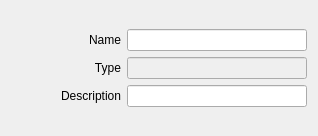
First picture: the form in opentoolcontroller/views/NodeEditor.ui, repository OpenToolController/opentoolcontroller, before the edit.
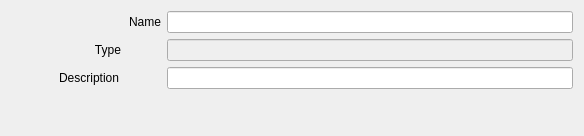
Second picture: the form after the edit.

```diff
--- a/opentoolcontroller/views/NodeEditor.ui
+++ b/opentoolcontroller/views/NodeEditor.ui
@@ -6,23 +6,33 @@
    <rect>
     <x>0</x>
     <y>0</y>
-    <width>318</width>
+    <width>584</width>
     <height>136</height>
    </rect>
   </property>
+  <property name="sizePolicy">
+   <sizepolicy hsizetype="Preferred" vsizetype="Preferred">
+    <horstretch>0</horstretch>
+    <verstretch>0</verstretch>
+   </sizepolicy>
+  </property>
   <property name="windowTitle">
    <string>Form</string>
   </property>
-  <layout class="QVBoxLayout" name="verticalLayout_3">
+  <layout class="QVBoxLayout" name="verticalLayout_3" stretch="0">
    <item>
-    <layout class="QHBoxLayout" name="horizontalLayout">
-     <item>
-      <layout class="QVBoxLayout" name="verticalLayout">
-       <item>
+    <layout class="QFormLayout" name="formLayout">
+     <property name="fieldGrowthPolicy">
+      <enum>QFormLayout::ExpandingFieldsGrow</enum>
+     </property>
+     <property name="formAlignment">
+      <set>Qt::AlignLeading|Qt::AlignLeft|Qt::AlignTop</set>
+     </property>
+     <item row="0" column="0">
         <widget class="QLabel" name="label">
          <property name="minimumSize">
           <size>
-           <width>110</width>
+         <width>150</width>
            <height>0</height>
           </size>
          </property>
@@ -34,7 +44,23 @@
          </property>
         </widget>
        </item>
-       <item>
+     <item row="0" column="1">
+      <widget class="QLineEdit" name="ui_name">
+       <property name="sizePolicy">
+        <sizepolicy hsizetype="Expanding" vsizetype="Fixed">
+         <horstretch>0</horstretch>
+         <verstretch>0</verstretch>
+        </sizepolicy>
+       </property>
+       <property name="minimumSize">
+        <size>
+         <width>200</width>
+         <height>0</height>
+        </size>
+       </property>
+      </widget>
+     </item>
+     <item row="1" column="0">
         <widget class="QLabel" name="label_3">
          <property name="minimumSize">
           <size>
@@ -50,47 +76,50 @@
          </property>
         </widget>
        </item>
-       <item>
-        <widget class="QLabel" name="label_2">
-         <property name="minimumSize">
-          <size>
-           <width>108</width>
-           <height>0</height>
-          </size>
-         </property>
-         <property name="text">
-          <string>Description</string>
-         </property>
-         <property name="alignment">
-          <set>Qt::AlignRight|Qt::AlignTrailing|Qt::AlignVCenter</set>
-         </property>
-        </widget>
-       </item>
-      </layout>
-     </item>
-     <item>
-      <layout class="QVBoxLayout" name="verticalLayout_2">
-       <item>
-        <widget class="QLineEdit" name="ui_name"/>
-       </item>
-       <item>
+     <item row="1" column="1">
         <widget class="QLineEdit" name="ui_type">
          <property name="enabled">
           <bool>false</bool>
          </property>
+       <property name="minimumSize">
+        <size>
+         <width>200</width>
+         <height>0</height>
+        </size>
+       </property>
          <property name="readOnly">
           <bool>true</bool>
          </property>
         </widget>
        </item>
-       <item>
+     <item row="2" column="0">
+      <widget class="QLabel" name="label_2">
+       <property name="minimumSize">
+        <size>
+         <width>108</width>
+         <height>0</height>
+        </size>
+       </property>
+       <property name="text">
+        <string>Description</string>
+       </property>
+       <property name="alignment">
+        <set>Qt::AlignRight|Qt::AlignTrailing|Qt::AlignVCenter</set>
+       </property>
+      </widget>
+     </item>
+     <item row="2" column="1">
         <widget class="QLineEdit" name="ui_description">
+       <property name="minimumSize">
+        <size>
+         <width>200</width>
+         <height>0</height>
+        </size>
+       </property>
          <property name="readOnly">
           <bool>false</bool>
          </property>
         </widget>
-       </item>
-      </layout>
      </item>
     </layout>
    </item>
```
Lines whose indentation alone changed are shown as unchanged.
